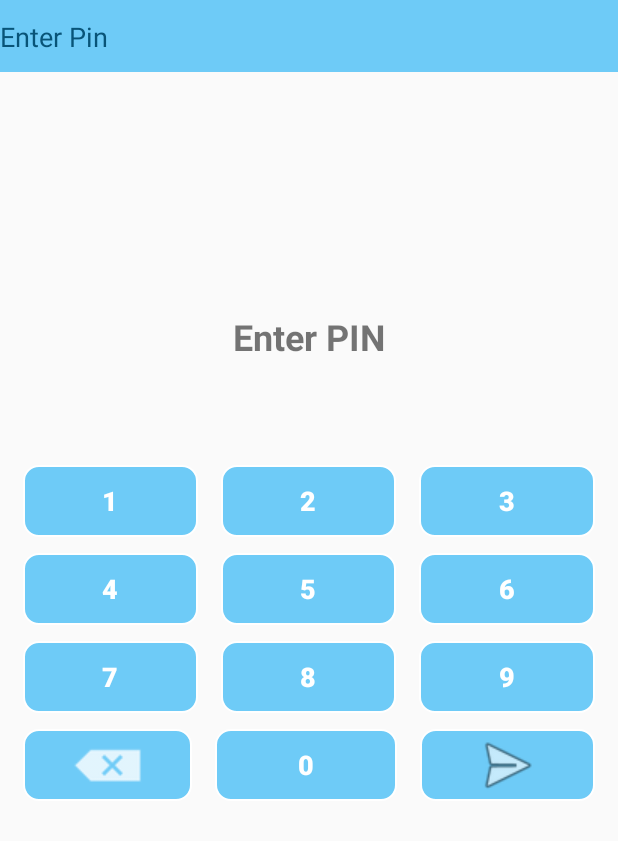
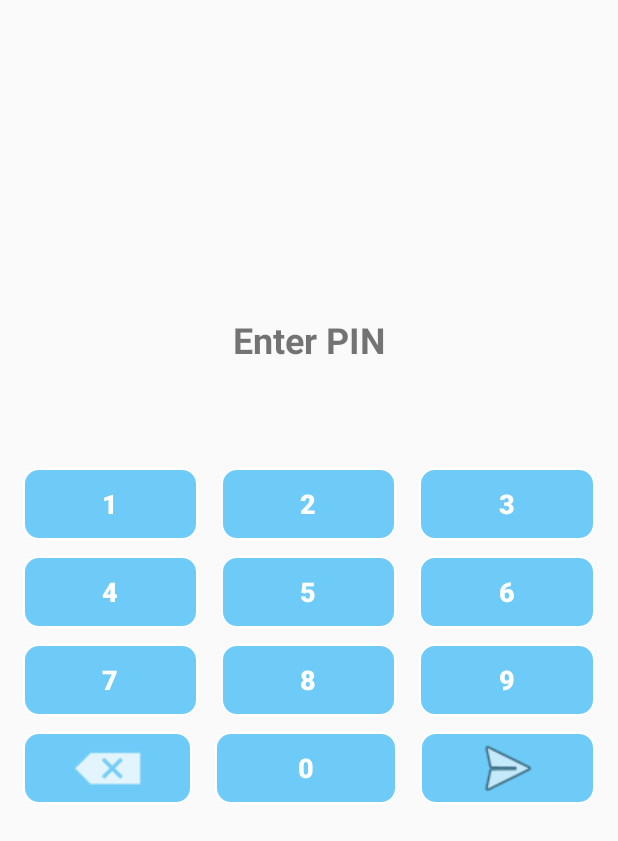
Before and after one commit to sylviaputri/lpay, an Android app: the EnterPinActivity screen opened directly, with no data from a screen before it, on a phone screen of 412 x 824 dp. Shown: the top 841 px of the screen. Run offline under Robolectric (Android 15) with nearby library versions, the phone set to English and light mode, and no system bars; Roboto replaces fonts that are not available here.

Commit message:
update enterpin

```diff
--- a/app/src/main/java/com/example/sylviaputri/l_pay/WithdrawActivity.java
+++ b/app/src/main/java/com/example/sylviaputri/l_pay/WithdrawActivity.java
@@ -30,9 +30,9 @@ public class WithdrawActivity extends AppCompatActivity {
         btnWithdrawWithdraw.setOnClickListener(new View.OnClickListener() {
             @Override
             public void onClick(View view) {
-                Intent intent = new Intent(WithdrawActivity.this, HomeActivity.class);
+                Intent intent = new Intent(WithdrawActivity.this, EnterPinActivity.class);
                 startActivity(intent);
-            }
-        });
+    }
+});
     }
 }
--- a/app/src/main/res/layout/activity_enterpin.xml
+++ b/app/src/main/res/layout/activity_enterpin.xml
@@ -6,28 +6,11 @@
     android:layout_height="match_parent"
     android:orientation="vertical">
 
-    <LinearLayout
-        android:layout_width="match_parent"
-        android:layout_height="48dp"
-        android:background="@color/colorPrimary"
-        android:orientation="horizontal">
-
-        <TextView
-            android:id="@+id/txtWithDrawTitle"
-            android:layout_width="match_parent"
-            android:layout_height="63dp"
-            android:paddingTop="12dp"
-            android:text="Enter Pin"
-            android:textAlignment="inherit"
-            android:textColor="@color/colorPrimaryDark"
-            android:textSize="18sp" />
-    </LinearLayout>
-
     <TextView
         android:id="@+id/txtEnterpinTxt"
         android:layout_width="match_parent"
         android:layout_height="wrap_content"
-        android:layout_marginTop="150dp"
+        android:layout_marginTop="200dp"
         android:padding="10dp"
         android:text="Enter PIN"
         android:textAlignment="center"
```
